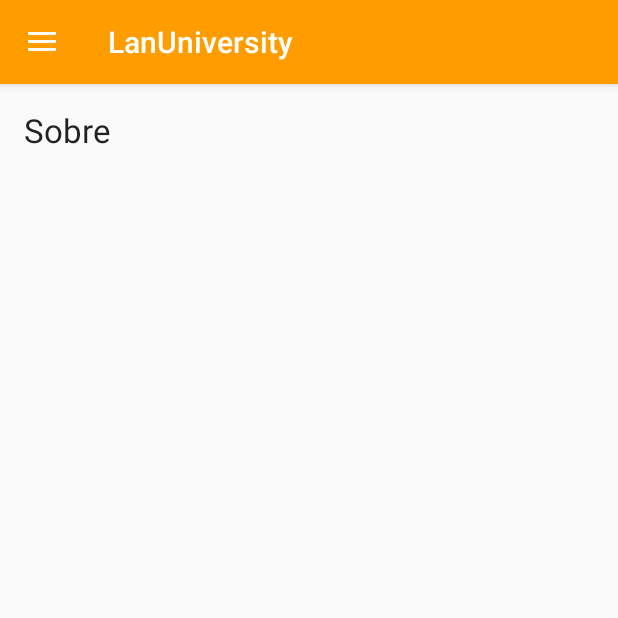
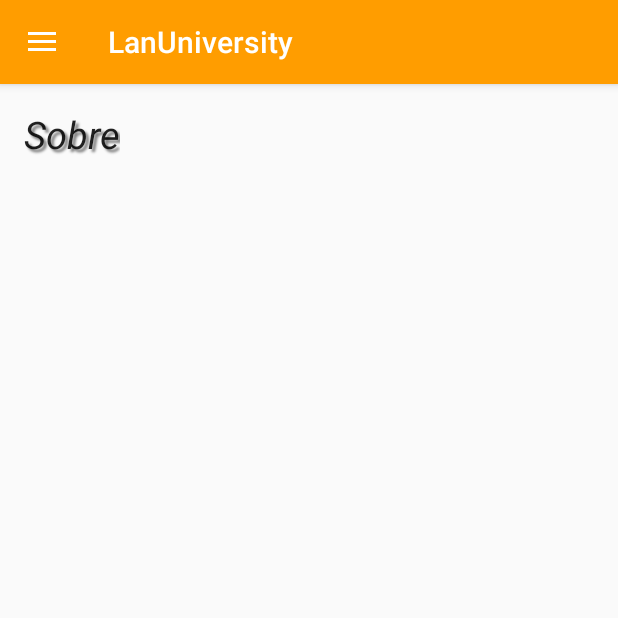
Before and after one commit to AndroidATC-Lan/LanUniversityApp, an Android app: the screen it shows after launch (MainActivity), after a tap on "Sobre", on a phone screen of 412 x 824 dp, the top half of it. Run offline under Robolectric (Android 15) with nearby library versions, the phone set to English and light mode, and no system bars; 1 other tap on this screen came first.

Commit message:
AND-FORMATAR_TEXTO

```diff
--- a/app/src/main/res/layout/fragment_sobre.xml
+++ b/app/src/main/res/layout/fragment_sobre.xml
@@ -11,6 +11,13 @@
         android:textAppearance="?android:attr/textAppearanceLarge"
         android:text="@string/menu_sobre"
         android:id="@+id/txt1"
+        android:textSize="25sp"
+        android:typeface="normal"
+        android:textStyle="italic"
+        android:shadowColor="#7F000000"
+        android:shadowDx="3"
+        android:shadowDy="3"
+        android:shadowRadius="1.5"
         android:layout_alignParentTop="true"
         android:layout_alignParentLeft="true"
         android:layout_alignParentStart="true" />
```
